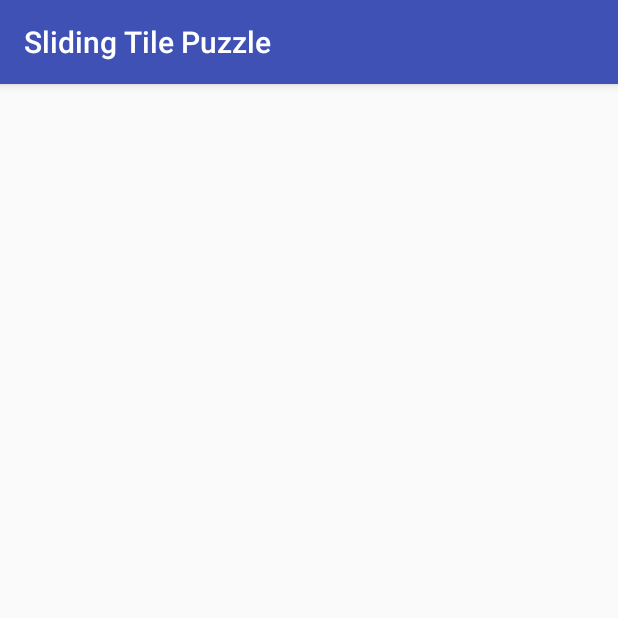
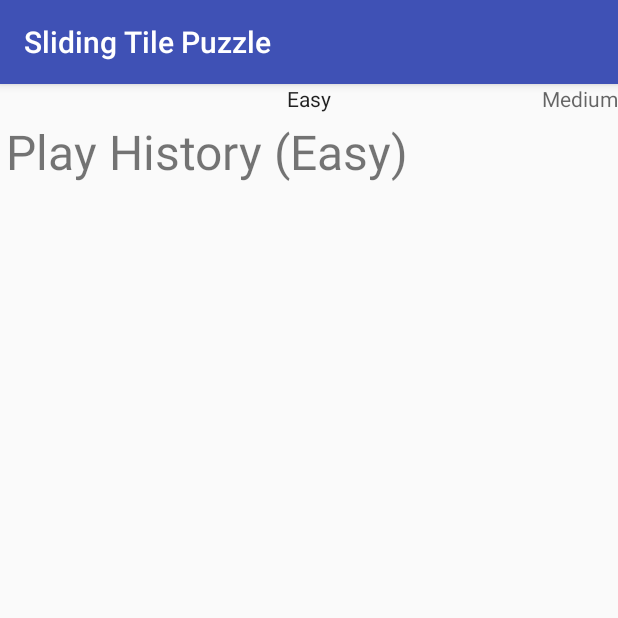
Before and after one commit to rlam1234/SlidingPuzzle, an Android app: the HistoryActivity screen opened directly, with no data from a screen before it, on a phone screen of 412 x 824 dp, the top half of it. Run offline under Robolectric (Android 15) with nearby library versions, the phone set to English and light mode, and no system bars.

Commit message:
Implemented PagerTitleStrip for puzzle solve history.

```diff
--- a/app/src/main/java/net/ddns/raylam/sliding_puzzle/HistoryActivity.java
+++ b/app/src/main/java/net/ddns/raylam/sliding_puzzle/HistoryActivity.java
@@ -17,24 +17,31 @@ import android.util.Log;
 import android.view.LayoutInflater;
 import android.view.View;
 import android.view.ViewGroup;
+import android.widget.TextView;
 
 import net.ddns.raylam.sliding_puzzle.data.GameHistory;
 import net.ddns.raylam.sliding_puzzle.ui.history.HistoryLayout;
 
+import java.util.ArrayList;
+import java.util.List;
+
 public class HistoryActivity extends AppCompatActivity {
     public static final String NAME = HistoryActivity.class.getSimpleName();
 
+    private static final int DIFFICULTY_LEVELS = 3;
+    private static final int DIFFICULTY_EASY = 0;
+    private static final int DIFFICULTY_MEDIUM = 1;
+    private static final int DIFFICULTY_HARD = 2;
+
     public static final class Adapter extends PagerAdapter {
         private static final String NAME = Adapter.class.getSimpleName();
-
-        private static final int DIFFICULTY_EASY = 1;
-        private static final int DIFFICULTY_MEDIUM = 2;
-        private static final int DIFFICULTY_HARD = 3;
 
         private final LayoutInflater layoutInflater;
         private final ViewPager viewPager;
         private HistoryLayout historyLayout;
         private int difficultyPage = DIFFICULTY_EASY;
+
+        private List<List<GameHistory>> historyList = new ArrayList<List<GameHistory>>();
 
         private Adapter(ViewPager viewPager) {
             Log.w(NAME, "entering constructor Adapter(" + viewPager + ")");
@@ -45,12 +52,13 @@ public class HistoryActivity extends AppCompatActivity {
         @Override
         public void destroyItem(ViewGroup container, int position, Object object) {
             Log.w(NAME, "entering destroyItem(" + container + ", " + position + ", " + object);
+            container.removeView((View) object);
             ((AppCompatActivity) container.getContext()).finish();
         }
 
         @Override
         public int getCount() {
-            return PuzzleActivity.DIFFICULTY_LEVELS;
+            return DIFFICULTY_LEVELS;
         }
 
         @Override
@@ -72,7 +80,7 @@ public class HistoryActivity extends AppCompatActivity {
 
         @Override
         public Object instantiateItem(ViewGroup container, int difficultyPage) {
-            View view = layoutInflater.inflate(R.layout.historyactivity, container, false);
+            View view = layoutInflater.inflate(R.layout.gamehistory, container, false);
             container.addView(view);
 
             if (view instanceof HistoryLayout) {
@@ -96,21 +104,33 @@ public class HistoryActivity extends AppCompatActivity {
         super.onCreate(savedInstanceState);
         setContentView(R.layout.historyactivity);
 
-        ViewPager viewPager = (ViewPager) findViewById(R.id.viewPager);
-        Adapter adapter = new Adapter(viewPager);
-        viewPager.setAdapter(adapter);
+        final ViewPager viewPager = (ViewPager) findViewById(R.id.viewPager);
+        viewPager.setAdapter(new Adapter(viewPager));
         viewPager.addOnPageChangeListener(new ViewPager.OnPageChangeListener() {
+            private int previousPage = PuzzleActivity.DIFFICULTY1;
+
             @Override
             public void onPageScrolled(int position, float positionOffset, int positionOffsetPixels) {
             }
 
             @Override
-            public void onPageSelected(int position) {
+            public void onPageSelected(int page) {
+                Log.w(NAME, "onCreate: entering onPageSelected(" + page + ")");
+
+                TextView historyTitle = (TextView) findViewById(R.id.historyTitle);
+                if (page == DIFFICULTY_EASY) {
+                    historyTitle.setText(getString(R.string.play_history_easy));
+                } else if (page == DIFFICULTY_MEDIUM) {
+                    historyTitle.setText(getString(R.string.play_history_medium));
+                } else {
+                    historyTitle.setText(getString(R.string.play_history_hard));
+                }
+
+                previousPage = page;
             }
 
             @Override
             public void onPageScrollStateChanged(int state) {
-
             }
         });
     }   // end onCreate
--- a/app/src/main/java/net/ddns/raylam/sliding_puzzle/PuzzleActivity.java
+++ b/app/src/main/java/net/ddns/raylam/sliding_puzzle/PuzzleActivity.java
@@ -565,7 +565,8 @@ public class PuzzleActivity extends AppCompatActivity {
         int totalHours = totalMinutes / 60;
         int hour = totalHours % 24;
 
-        return (hour <= 9 ? "0" : "") + hour + ":" + (minute <= 9 ? "0" : "") + minute + ":" + (second <= 9 ? "0" : "") + second;
+//        return (hour <= 9 ? "0" : "") + hour + ":" + (minute <= 9 ? "0" : "") + minute + ":" + (second <= 9 ? "0" : "") + second;
+        return String.format("%02d:%02d:%02d", hour, minute, second);
     }
 
     private void puzzleSolved() {
--- a/app/src/main/java/net/ddns/raylam/sliding_puzzle/ui/history/HistoryAdapter.java
+++ b/app/src/main/java/net/ddns/raylam/sliding_puzzle/ui/history/HistoryAdapter.java
@@ -26,7 +26,7 @@ public class HistoryAdapter extends RecyclerView.Adapter<CellViewHolder> {
 //    private final OnHistoryClickListener historyClickListener;
 
 //    public HistoryAdapter(Context context, OnHistoryClickListener historyClickListener) {
-    public HistoryAdapter(Context context) {
+    public HistoryAdapter(Context context, ViewGroup layout) {
         layoutInflater = LayoutInflater.from(context);
 //        this.historyClickListener = historyClickListener;
         setHasStableIds(true);
--- a/app/src/main/java/net/ddns/raylam/sliding_puzzle/ui/history/HistoryLayout.java
+++ b/app/src/main/java/net/ddns/raylam/sliding_puzzle/ui/history/HistoryLayout.java
@@ -24,21 +24,21 @@ import net.ddns.raylam.sliding_puzzle.data.GameHistory;
 public class HistoryLayout extends LinearLayout {
     private static final String NAME = HistoryLayout.class.getSimpleName();
     private static final AttributeSet DEFAULT_ATTRIBUTE_SET = null;
+    private static final int DEFAULT_DEF_STYLE_ATTR = 0;
     private HistoryActivity.Adapter adapter;
     private HistoryAdapter historyAdapter;
 
     public HistoryLayout(final Context context) {
-        this(context, DEFAULT_ATTRIBUTE_SET,0);
+        this(context, DEFAULT_ATTRIBUTE_SET, DEFAULT_DEF_STYLE_ATTR);
     }
 
     public HistoryLayout(final Context context, final AttributeSet attributeSet) {
-        this(context, attributeSet, 0);
+        this(context, attributeSet, DEFAULT_DEF_STYLE_ATTR);
     }
 
     public HistoryLayout(final Context context, final AttributeSet attributeSet, final int defStyleAttr) {
         super(context, attributeSet, defStyleAttr);
-//        historyAdapter = new HistoryAdapter(context, this);
-        historyAdapter = new HistoryAdapter(context);
+        historyAdapter = new HistoryAdapter(context, this);
     }
 
     @Override
--- a/app/src/main/res/layout/historyactivity.xml
+++ b/app/src/main/res/layout/historyactivity.xml
@@ -3,4 +3,8 @@
     xmlns:android="http://schemas.android.com/apk/res/android"
     android:id="@+id/viewPager"
     android:layout_width="match_parent"
-    android:layout_height="match_parent"/>
+    android:layout_height="match_parent">
+    <android.support.v4.view.PagerTitleStrip
+        android:layout_width="match_parent"
+        android:layout_height="wrap_content"/>
+</android.support.v4.view.ViewPager>
```
